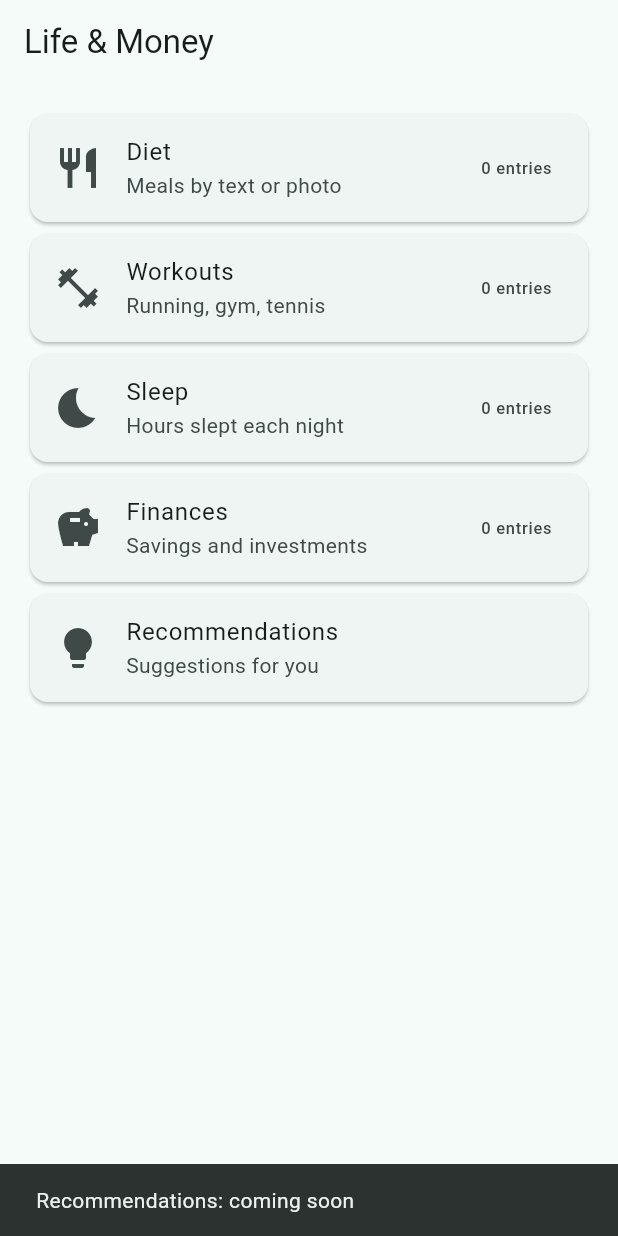
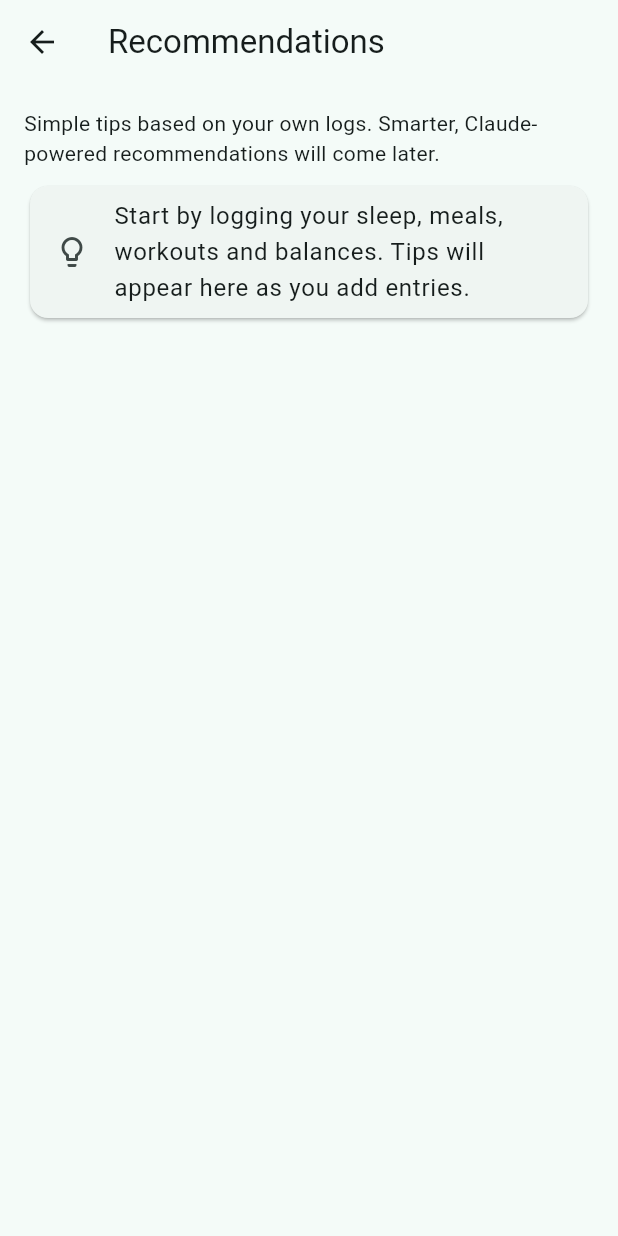
Before and after one commit to venti-sam/life-and-money, a Flutter app: the screen it shows after launch, after a tap on "Recommendations", on a phone screen of 412 x 824 dp. Run offline on Flutter 3.47's test engine with Material 3 defaults, Android fonts, the phone set to English and light mode, and no system bars; our stand-ins replace image_picker, shared_preferences.

Commit message:
Add delete, sleep notes, Diet, Finances and Recommendations screens
Co-Authored-By: Claude Sonnet 5.5 <noreply@anthropic.com>
Claude-Session: https://claude.ai/code/session_016D5yQktuRVZ8122GqnqWGs

```diff
--- a/lib/main.dart
+++ b/lib/main.dart
@@ -1,6 +1,9 @@
 import 'package:flutter/material.dart';
 
 import 'database.dart';
+import 'diet_screen.dart';
+import 'finances_screen.dart';
+import 'recommendations_screen.dart';
 import 'sleep_screen.dart';
 import 'workouts_screen.dart';
 
@@ -34,13 +37,16 @@ class _Section {
   final Widget Function()? screen; // null = not built yet
 }
 
+Widget _recommendations() => const RecommendationsScreen();
+
 const _sections = [
-  _Section('Diet', 'Meals by text or photo', Icons.restaurant, 'meals'),
+  _Section('Diet', 'Meals by text or photo', Icons.restaurant, 'meals', dietScreen),
   _Section('Workouts', 'Running, gym, tennis', Icons.fitness_center, 'workouts',
       workoutsScreen),
   _Section('Sleep', 'Hours slept each night', Icons.bedtime, 'sleep', sleepScreen),
-  _Section('Finances', 'Savings and investments', Icons.savings, 'balances'),
-  _Section('Recommendations', 'Suggestions for you', Icons.lightbulb, null),
+  _Section('Finances', 'Savings and investments', Icons.savings, 'balances', financesScreen),
+  _Section('Recommendations', 'Suggestions for you', Icons.lightbulb, null,
+      _recommendations),
 ];
 
 class HomeScreen extends StatefulWidget {
--- /dev/null
+++ b/lib/recommendations_screen.dart
@@ -0,0 +1,124 @@
+import 'package:flutter/material.dart';
+
+import 'database.dart';
+import 'finances_screen.dart';
+
+typedef Rows = List<Map<String, Object?>>;
+
+bool _within7Days(Map<String, Object?> row, String key, DateTime now) {
+  final date = DateTime.tryParse(row[key] as String? ?? '');
+  if (date == null) return false;
+  final days = DateTime(now.year, now.month, now.day).difference(date).inDays;
+  return days >= 0 && days < 7;
+}
+
+/// Simple rule-based tips from the user's own logs.
+List<String> buildTips({
+  required Rows sleep,
+  required Rows workouts,
+  required Rows meals,
+  required Rows balances,
+  required DateTime now,
+}) {
+  if (sleep.isEmpty && workouts.isEmpty && meals.isEmpty && balances.isEmpty) {
+    return ['Start by logging your sleep, meals, workouts and balances. '
+        'Tips will appear here as you add entries.'];
+  }
+  final tips = <String>[];
+
+  final recentSleep =
+      sleep.where((r) => _within7Days(r, 'night', now)).toList();
+  if (recentSleep.isNotEmpty) {
+    final avg = recentSleep
+            .map((r) => (r['hours'] as num).toDouble())
+            .reduce((a, b) => a + b) /
+        recentSleep.length;
+    tips.add(avg < 7
+        ? 'You averaged ${avg.toStringAsFixed(1)} hours of sleep recently. '
+            'Aim for 7 to 9: try a consistent, earlier bedtime.'
+        : 'Sleep looks good: ${avg.toStringAsFixed(1)} hours on average '
+            'recently.');
+  }
+
+  final recentWorkouts =
+      workouts.where((r) => _within7Days(r, 'logged_at', now)).length;
+  if (workouts.isNotEmpty || sleep.isNotEmpty || meals.isNotEmpty) {
+    if (recentWorkouts == 0) {
+      tips.add('No workouts logged in the last 7 days. Even a 20 minute run '
+          'or gym session helps.');
+    } else if (recentWorkouts < 3) {
+      tips.add('$recentWorkouts workout${recentWorkouts == 1 ? '' : 's'} in '
+          'the last 7 days. Try for 3 or more.');
+    } else {
+      tips.add('$recentWorkouts workouts in the last 7 days. Great '
+          'consistency.');
+    }
+  }
+
+  final todayMeals = meals.where((r) {
+    final date = DateTime.tryParse(r['logged_at'] as String? ?? '');
+    return date != null &&
+        date.year == now.year &&
+        date.month == now.month &&
+        date.day == now.day;
+  });
+  if (todayMeals.isEmpty) {
+    tips.add('No meals logged today. Logging as you eat is easiest.');
+  }
+
+  if (balances.isNotEmpty) {
+    final totals = latestTotals(balances);
+    if (totals['Savings']! > 0 && totals['Investment']! == 0) {
+      tips.add('You have savings but no investments logged. A common rule of '
+          'thumb is to keep 3 to 6 months of expenses in savings before '
+          'investing more. This is general information, not financial advice.');
+    }
+  }
+  return tips;
+}
+
+class RecommendationsScreen extends StatelessWidget {
+  const RecommendationsScreen({super.key, DateTime? now}) : _now = now;
+  final DateTime? _now;
+
+  Future<List<String>> _load() async {
+    final db = AppDatabase.instance;
+    return buildTips(
+      sleep: await db.all('sleep'),
+      workouts: await db.all('workouts'),
+      meals: await db.all('meals'),
+      balances: await db.all('balances'),
+      now: _now ?? DateTime.now(),
+    );
+  }
+
+  @override
+  Widget build(BuildContext context) {
+    return Scaffold(
+      appBar: AppBar(title: const Text('Recommendations')),
+      body: FutureBuilder<List<String>>(
+        future: _load(),
+        builder: (context, snap) {
+          if (!snap.hasData) return const SizedBox.shrink();
+          return ListView(
+            padding: const EdgeInsets.all(16),
+            children: [
+              const Text(
+                'Simple tips based on your own logs. Smarter, Claude-powered '
+                'recommendations will come later.',
+              ),
+              const SizedBox(height: 8),
+              for (final tip in snap.data!)
+                Card(
+                  child: ListTile(
+                    leading: const Icon(Icons.lightbulb_outline),
+                    title: Text(tip),
+                  ),
+                ),
+            ],
+          );
+        },
+      ),
+    );
+  }
+}
--- a/lib/workouts_screen.dart
+++ b/lib/workouts_screen.dart
@@ -14,9 +14,11 @@ Widget workoutsScreen() => LogScreen(
       ),
       describe: (row) {
         final notes = row['notes'] as String? ?? '';
-        return (
+        return LogRow(
           title: '${row['type']}, ${row['duration_minutes']} min',
-          subtitle: notes.isEmpty ? '${row['logged_at']}' : '${row['logged_at']} · $notes',
+          subtitle: notes.isEmpty
+              ? '${row['logged_at']}'
+              : '${row['logged_at']} · $notes',
         );
       },
     );
--- a/pubspec.yaml
+++ b/pubspec.yaml
@@ -10,6 +10,7 @@ dependencies:
   flutter:
     sdk: flutter
   shared_preferences: ^2.3.2
+  image_picker: ^1.1.2
 
 dev_dependencies:
   flutter_test:
```
Also changed, not shown: lib/database.dart (+12 -0 lines), lib/diet_screen.dart (added, +138 -0 lines), lib/finances_screen.dart (added, +136 -0 lines), lib/log_screen.dart (+73 -18 lines), lib/sleep_screen.dart (+40 -11 lines), 5 other files.
